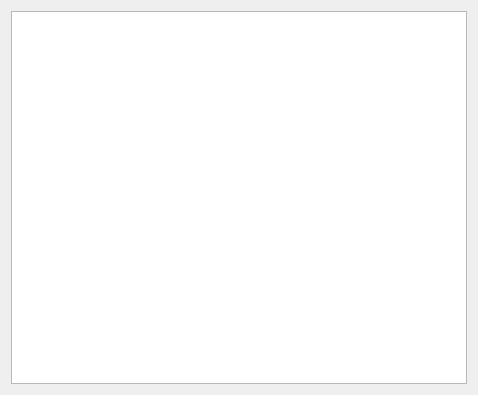
This is src/schema2/schema2pushview.ui in mugiseyebrows/mugi-query as Qt 5 draws it before an edit. The edited form follows.
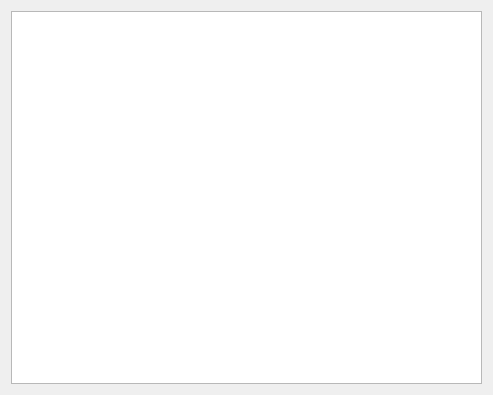
This is the edited form.

```diff
--- a/src/schema2/schema2pushview.ui
+++ b/src/schema2/schema2pushview.ui
@@ -6,7 +6,7 @@
    <rect>
     <x>0</x>
     <y>0</y>
-    <width>478</width>
+    <width>493</width>
     <height>395</height>
    </rect>
   </property>
@@ -15,7 +15,14 @@
   </property>
   <layout class="QVBoxLayout" name="verticalLayout">
    <item>
-    <widget class="QTableView" name="table"/>
+    <widget class="QTableView" name="table">
+     <attribute name="horizontalHeaderStretchLastSection">
+      <bool>true</bool>
+     </attribute>
+     <attribute name="verticalHeaderDefaultSectionSize">
+      <number>60</number>
+     </attribute>
+    </widget>
    </item>
   </layout>
  </widget>
```
Left out of the diff: 2 changed lines with no effect on the pictures.
